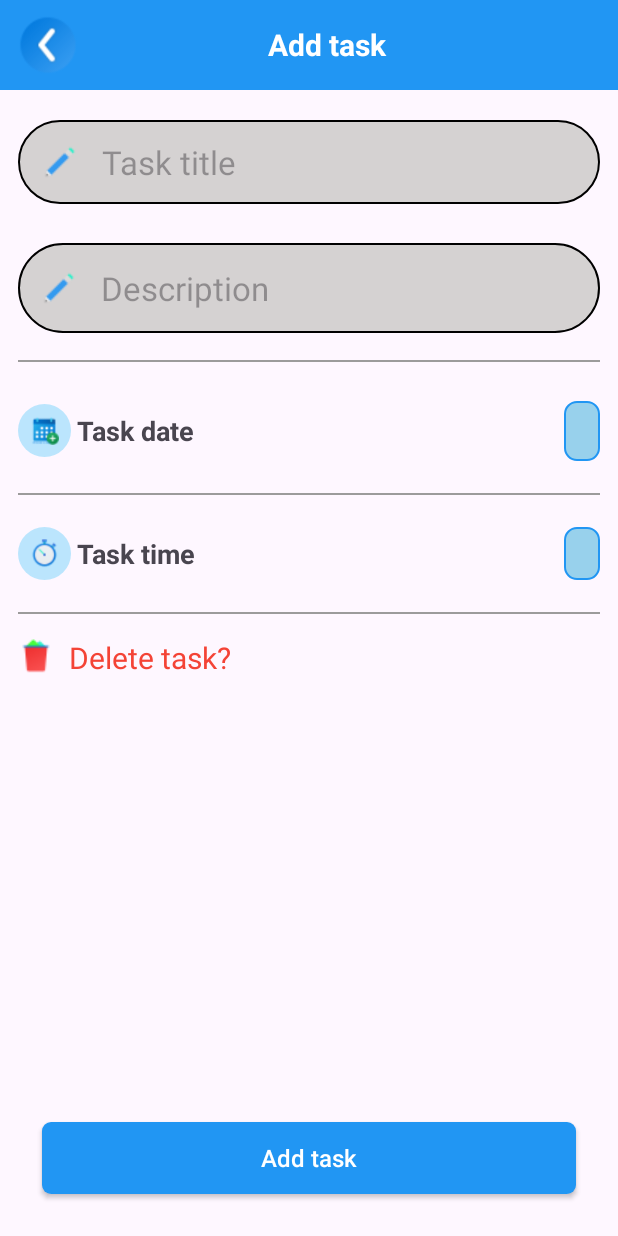
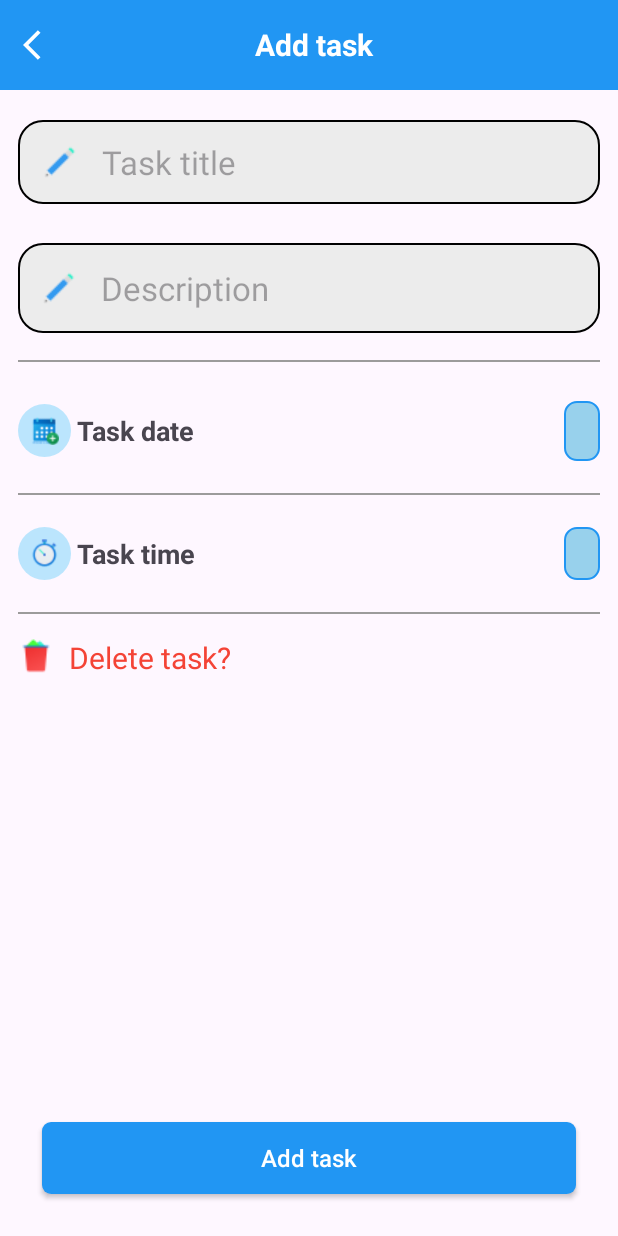
Before and after one commit to JaMiK05/TodoApp, an Android app: the AddTaskFragment screen opened through its navigation route, on a phone screen of 412 x 824 dp. Run offline under Robolectric (Android 15) with nearby library versions, the phone set to English and light mode, and no system bars; our stand-ins replace Dagger/Hilt's generated code; libraries missing offline, so code that uses them is left out: by.kirich1409.viewbindingdelegate; 4 statements that could not run were skipped.

Commit message:
update 1

```diff
--- a/app/build.gradle
+++ b/app/build.gradle
@@ -78,7 +78,6 @@ dependencies {
     kapt "androidx.room:room-compiler:2.5.1"
     implementation "androidx.room:room-ktx:2.5.1"
 
-
     //fragment ktx
     implementation 'androidx.fragment:fragment-ktx:1.5.1'
 
--- a/app/src/main/res/drawable-v24/bg_todo_completed.xml
+++ b/app/src/main/res/drawable-v24/bg_todo_completed.xml
@@ -12,7 +12,7 @@
     <item android:state_pressed="false">
         <shape android:shape="rectangle">
             <corners android:radius="4dp" />
-            <solid android:color="#CAE6F3" />
+            <solid android:color="#B8B8B8" />
         </shape>
     </item>
 </selector>
--- /dev/null
+++ b/app/src/main/res/drawable/back_icon_ios.xml
@@ -0,0 +1,5 @@
+<vector android:autoMirrored="true" android:height="24dp"
+    android:tint="#FFFFFF" android:viewportHeight="24"
+    android:viewportWidth="24" android:width="24dp" xmlns:android="http://schemas.android.com/apk/res/android">
+    <path android:fillColor="@android:color/white" android:pathData="M11.67,3.87L9.9,2.1 0,12l9.9,9.9 1.77,-1.77L3.54,12z"/>
+</vector>
--- a/app/src/main/res/drawable/edit_text_back.xml
+++ b/app/src/main/res/drawable/edit_text_back.xml
@@ -1,8 +1,8 @@
 <?xml version="1.0" encoding="utf-8"?>
 <shape xmlns:android="http://schemas.android.com/apk/res/android">
 
-    <corners android:radius="32dp" />
-    <solid android:color="#D5D2D2" />
+    <corners android:radius="16dp" />
+    <solid android:color="#ECECEC" />
     <stroke
         android:width="1dp"
         android:color="@color/black" />
--- a/app/src/main/res/layout/dialog_info_task.xml
+++ b/app/src/main/res/layout/dialog_info_task.xml
@@ -105,10 +105,10 @@
             android:layout_height="wrap_content"
             android:layout_gravity="center"
             android:layout_margin="15dp"
-            android:background="@drawable/secondary_btn"
+            android:background="@drawable/bg_intro_btn_next"
             android:text="Ok"
             android:textAllCaps="false"
-            android:textColor="#2F15D6"
+            android:textColor="@color/white"
             tools:ignore="HardcodedText,InefficientWeight" />
 
     </LinearLayout>
--- a/app/src/main/res/layout/fragment_add_task.xml
+++ b/app/src/main/res/layout/fragment_add_task.xml
@@ -24,8 +24,9 @@
             android:clickable="true"
             android:focusable="true"
             android:padding="8dp"
-            android:src="@drawable/back_arrow"
-            tools:ignore="ContentDescription" />
+            android:paddingStart="15dp"
+            android:src="@drawable/back_icon_ios"
+            tools:ignore="ContentDescription,RtlSymmetry" />
 
         <TextView
             android:id="@+id/tv_home"
@@ -84,7 +85,7 @@
             android:drawableStart="@drawable/write_pensil"
             android:drawablePadding="16dp"
             android:hint="Description"
-            android:maxLines="5"
+            android:maxLines="3"
             android:outlineProvider="bounds"
             android:padding="15dp"
             android:paddingHorizontal="16dp"
@@ -220,10 +221,10 @@
             android:layout_height="wrap_content"
             android:background="?selectableItemBackground"
             android:clickable="true"
-            android:textColor="#F44336"
             android:drawablePadding="10dp"
             android:focusable="true"
             android:text="Delete task?"
+            android:textColor="#F44336"
             android:textSize="20sp"
             app:drawableStartCompat="@drawable/trash_icon"
             tools:ignore="HardcodedText" />
--- a/app/src/main/res/layout/fragment_home.xml
+++ b/app/src/main/res/layout/fragment_home.xml
@@ -43,7 +43,7 @@
             android:id="@+id/alltaskbtn"
             android:layout_width="120dp"
             android:layout_height="match_parent"
-            android:background="@drawable/home_category_btn"
+            android:background="@drawable/home_category_btn_select"
             android:text="All task"
             android:textAllCaps="false"
             android:textColor="@color/white"
@@ -154,7 +154,7 @@
             android:layout_marginHorizontal="15dp"
             android:gravity="center"
             android:text="@string/no_task"
-            android:textColor="@color/teal_200"
+            android:textColor="@color/blue"
             android:textSize="28sp" />
 
         <Space
--- a/app/src/main/res/values/colors.xml
+++ b/app/src/main/res/values/colors.xml
@@ -6,5 +6,4 @@
     <color name="blue">#2196F3</color>
     <color name="intro_btn_color">#8875FF</color>
     <color name="intro_btn_color_opacity">#70FFFFFF</color>
-
 </resources>
```
Also changed, not shown: app/src/main/java/uz/gita/to_do_jamik/presentation/screens/home/HomeFragment.kt (+12 -1 lines), app/src/main/java/uz/gita/to_do_jamik/workmanager/MyWorker.kt (+3 -4 lines), app/src/main/java/uz/gita/to_do_jamik/workmanager/NotificationHelper.kt (+23 -0 lines), app/src/main/res/drawable/home_category_btn_select.xml (added, +18 -0 lines), app/src/main/res/drawable/back_arrow.png (deleted), app/src/main/res/drawable/no_task.png, 215 other files.
